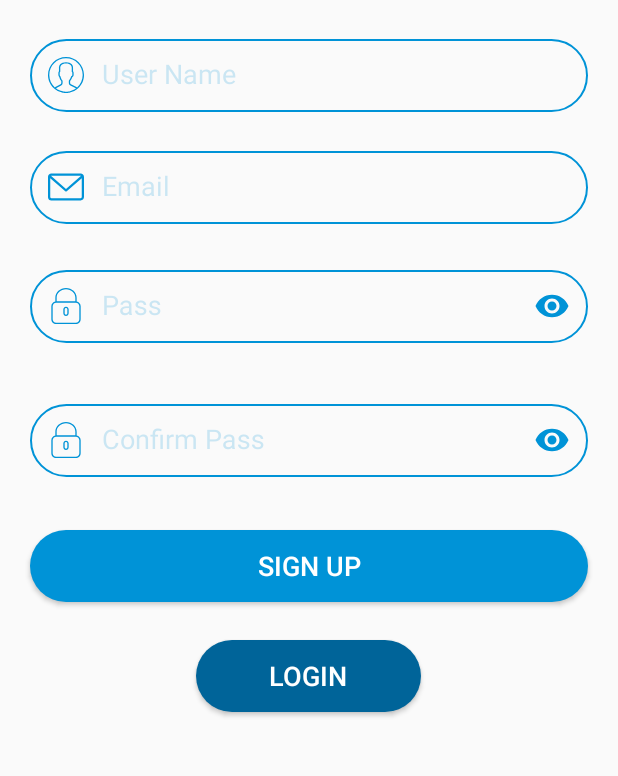
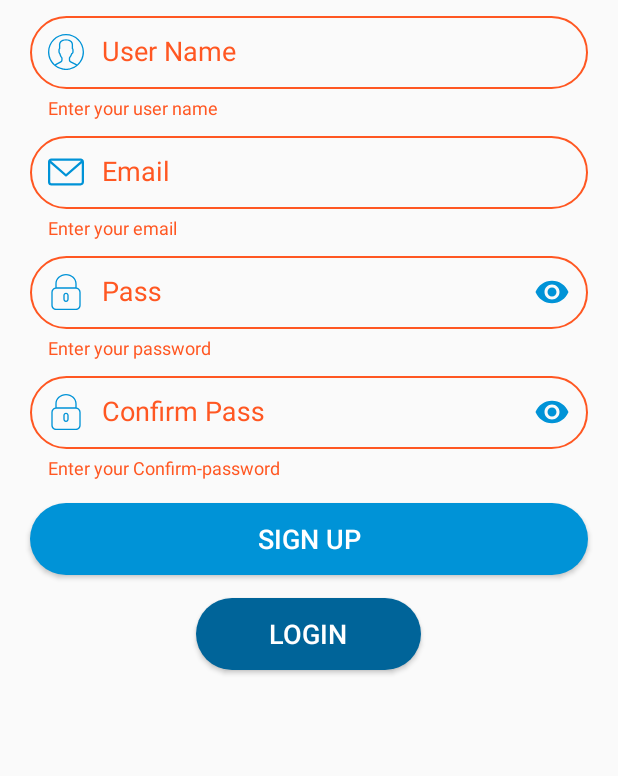
Before and after one commit to momentamimy/TripsProject, an Android app: the fragment SignupFragment placed in its activity, after a tap on "SIGN UP", on a phone screen of 412 x 824 dp, the part 300-1076 px from its top. Run offline under Robolectric (Android 15) with nearby library versions, the phone set to English and light mode, and no system bars; our stand-ins replace Firebase (no records; nobody signed in at launch, a user with empty details on screens opened directly).

Commit message:
Signup Validation

```diff
--- a/app/src/main/java/com/ProjectITI/tripsproject/Login/LoginPresenter.java
+++ b/app/src/main/java/com/ProjectITI/tripsproject/Login/LoginPresenter.java
@@ -43,7 +43,7 @@ public class LoginPresenter implements LoginContract.PresenterInterface{
                         public void onDataChange(@NonNull DataSnapshot dataSnapshot) {
                             if (dataSnapshot.exists())
                             {
-                                viewInterface.LoginSucceed(email,dataSnapshot.getValue(String.class),pass);
+                                viewInterface.LoginSucceed(email,pass,dataSnapshot.getValue(String.class));
                             }
                         }
                         @Override
--- a/app/src/main/java/com/ProjectITI/tripsproject/LoginSignup_Activity.java
+++ b/app/src/main/java/com/ProjectITI/tripsproject/LoginSignup_Activity.java
@@ -128,4 +128,9 @@ public class LoginSignup_Activity extends AppCompatActivity implements LoginFrag
         super.onSaveInstanceState(outState);
         outState.putBoolean("BoolSignUp",SignUp);
     }
+
+    @Override
+    public void onBackPressed() {
+        finish();
+    }
 }
--- a/app/src/main/java/com/ProjectITI/tripsproject/SignUp/SignupFragment.java
+++ b/app/src/main/java/com/ProjectITI/tripsproject/SignUp/SignupFragment.java
@@ -14,9 +14,11 @@ import android.widget.Button;
 import android.widget.EditText;
 import android.widget.Toast;
 
+import com.ProjectITI.tripsproject.DataValidation;
 import com.ProjectITI.tripsproject.R;
 import com.google.android.gms.tasks.OnCompleteListener;
 import com.google.android.gms.tasks.Task;
+import com.google.android.material.textfield.TextInputLayout;
 import com.google.firebase.auth.AuthResult;
 import com.google.firebase.auth.FirebaseAuth;
 import com.google.firebase.auth.FirebaseUser;
@@ -42,6 +44,11 @@ public class SignupFragment extends Fragment implements SignUpContract.ViewInter
     EditText PassEditText;
     EditText ConfirmPassEditText;
 
+    TextInputLayout UserNameInputLayout;
+    TextInputLayout EmailInputLayout;
+    TextInputLayout PassInputLayout;
+    TextInputLayout ConfirmPassInputLayout;
+
     SignUpContract.PresenterInterface presenterInterface;
 
     public SignupFragment() {
@@ -63,6 +70,11 @@ public class SignupFragment extends Fragment implements SignUpContract.ViewInter
         EmailEditText = view.findViewById(R.id.Email);
         PassEditText = view.findViewById(R.id.Password);
         ConfirmPassEditText = view.findViewById(R.id.PasswordConfirm);
+
+        UserNameInputLayout = view.findViewById(R.id.input_layout_UserName);
+        EmailInputLayout = view.findViewById(R.id.input_layout_Email);
+        PassInputLayout = view.findViewById(R.id.input_layout_Password);
+        ConfirmPassInputLayout = view.findViewById(R.id.input_layout_Password_Confirm);
 
         signupButton = view.findViewById(R.id.SignUp);
         signupButton.setOnClickListener(new View.OnClickListener() {
@@ -88,11 +100,32 @@ public class SignupFragment extends Fragment implements SignUpContract.ViewInter
     }
 
     public void signUp() {
-        final String email = EmailEditText.getText().toString();
-        final String pass = PassEditText.getText().toString();
-        final String userName = UserNameEditText.getText().toString();
+        boolean emailValidation = DataValidation.isNotEmpty(EmailEditText, EmailInputLayout, "Enter your email");
+        boolean userNameValidation = DataValidation.isNotEmpty(UserNameEditText, UserNameInputLayout, "Enter your user name");
+        boolean passValidation = DataValidation.isNotEmpty(PassEditText, PassInputLayout, "Enter your password");
+        boolean rePassValidation = DataValidation.isNotEmpty(ConfirmPassEditText, ConfirmPassInputLayout, "Enter your Confirm-password");
+        if (emailValidation) {
+            emailValidation = DataValidation.emailFormat(EmailEditText, EmailInputLayout, "Format must be name@emailaddress.com");
+        }
+        if (userNameValidation) {
+            userNameValidation = DataValidation.dataLength(UserNameEditText, UserNameInputLayout, "Minimum number of characters is 6", 6);
+        }
+        if (passValidation) {
+            passValidation = DataValidation.dataLength(PassEditText, PassInputLayout, "Minimum number of characters is 6", 6);
+        }
+        if (rePassValidation) {
+            rePassValidation = DataValidation.isMatch(PassEditText, ConfirmPassEditText, ConfirmPassInputLayout, "Confirm-password not match password");
+        }
 
-        presenterInterface.createUser(email,userName,pass);
+        if (emailValidation && userNameValidation && passValidation && rePassValidation) {
+            final String email = EmailEditText.getText().toString();
+            final String userName = UserNameEditText.getText().toString();
+            final String pass = PassEditText.getText().toString();
+            presenterInterface.createUser(email,userName,pass);
+            Log.d("Validation","Valid");
+        } else {
+            Log.d("Validation","notValid");
+        }
     }
 
     @Override
--- a/app/src/main/res/layout/fragment_signup.xml
+++ b/app/src/main/res/layout/fragment_signup.xml
@@ -17,8 +17,7 @@
             android:id="@+id/input_layout_UserName"
             android:theme="@style/TextPrimaryLabel"
             android:layout_width="match_parent"
-            android:layout_height="wrap_content"
-            android:layout_marginTop="15dp">
+            android:layout_height="wrap_content">
 
             <EditText
                 android:id="@+id/UserName"
@@ -39,8 +38,7 @@
             android:layout_below="@+id/input_layout_UserName"
             android:theme="@style/TextPrimaryLabel"
             android:layout_width="match_parent"
-            android:layout_height="wrap_content"
-            android:layout_marginTop="15dp">
+            android:layout_height="wrap_content">
 
             <EditText
                 android:id="@+id/Email"
@@ -62,8 +60,6 @@
             android:theme="@style/TextPrimaryLabel"
             android:layout_width="match_parent"
             android:layout_height="wrap_content"
-            android:layout_marginTop="20dp"
-            android:layout_marginBottom="10dp"
             android:layout_below="@+id/input_layout_Email"
             app:passwordToggleEnabled="true"
             app:passwordToggleTint="@color/colorPrimary"
@@ -90,8 +86,6 @@
             android:theme="@style/TextPrimaryLabel"
             android:layout_width="match_parent"
             android:layout_height="wrap_content"
-            android:layout_marginTop="20dp"
-            android:layout_marginBottom="10dp"
             android:layout_below="@+id/input_layout_Password"
             app:passwordToggleEnabled="true"
             app:passwordToggleTint="@color/colorPrimary"
@@ -116,7 +110,7 @@
     </RelativeLayout>
 
     <Button
-        android:layout_marginTop="25dp"
+        android:layout_marginTop="15dp"
         android:layout_centerHorizontal="true"
         android:layout_below="@id/Login_Layout"
         android:id="@+id/SignUp"
@@ -130,7 +124,7 @@
         android:background="@drawable/glory_button"/>
 
     <Button
-        android:layout_marginTop="25dp"
+        android:layout_marginTop="15dp"
         android:layout_centerHorizontal="true"
         android:id="@+id/LoginActivity"
         android:layout_below="@+id/SignUp"
```
Also changed, not shown: app/src/main/java/com/ProjectITI/tripsproject/DataValidation.java (added, +76 -0 lines).
